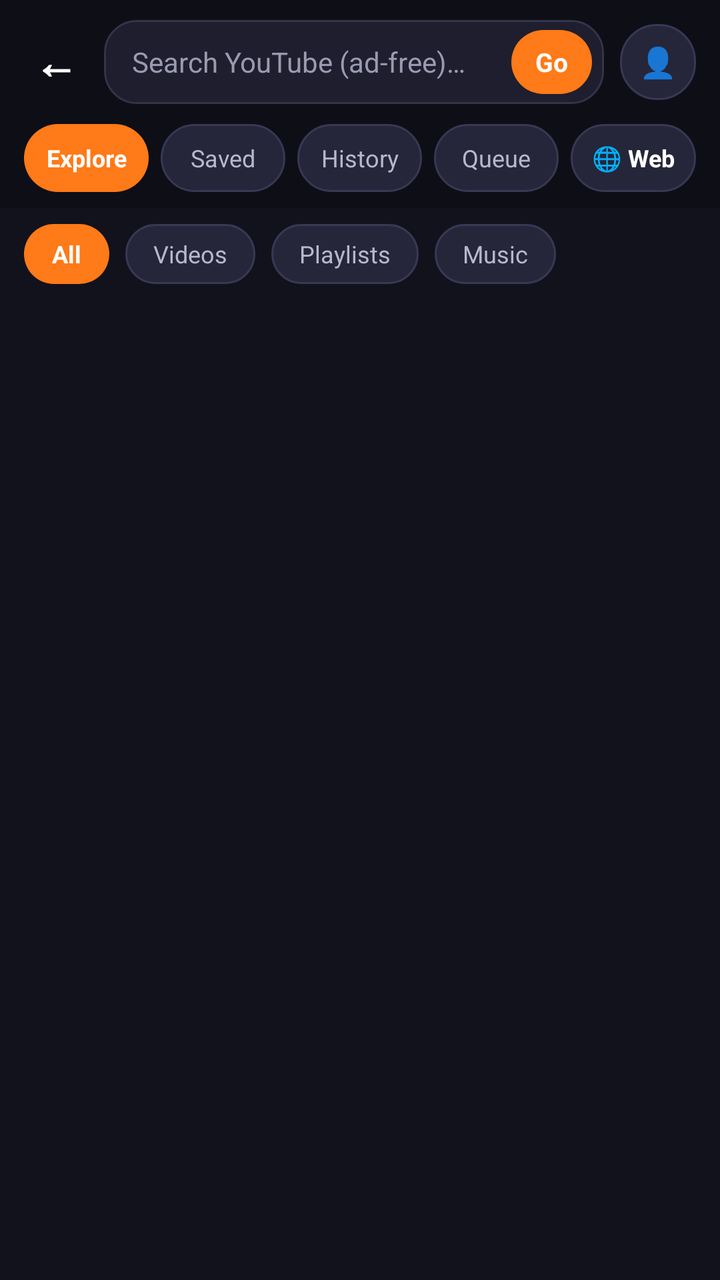
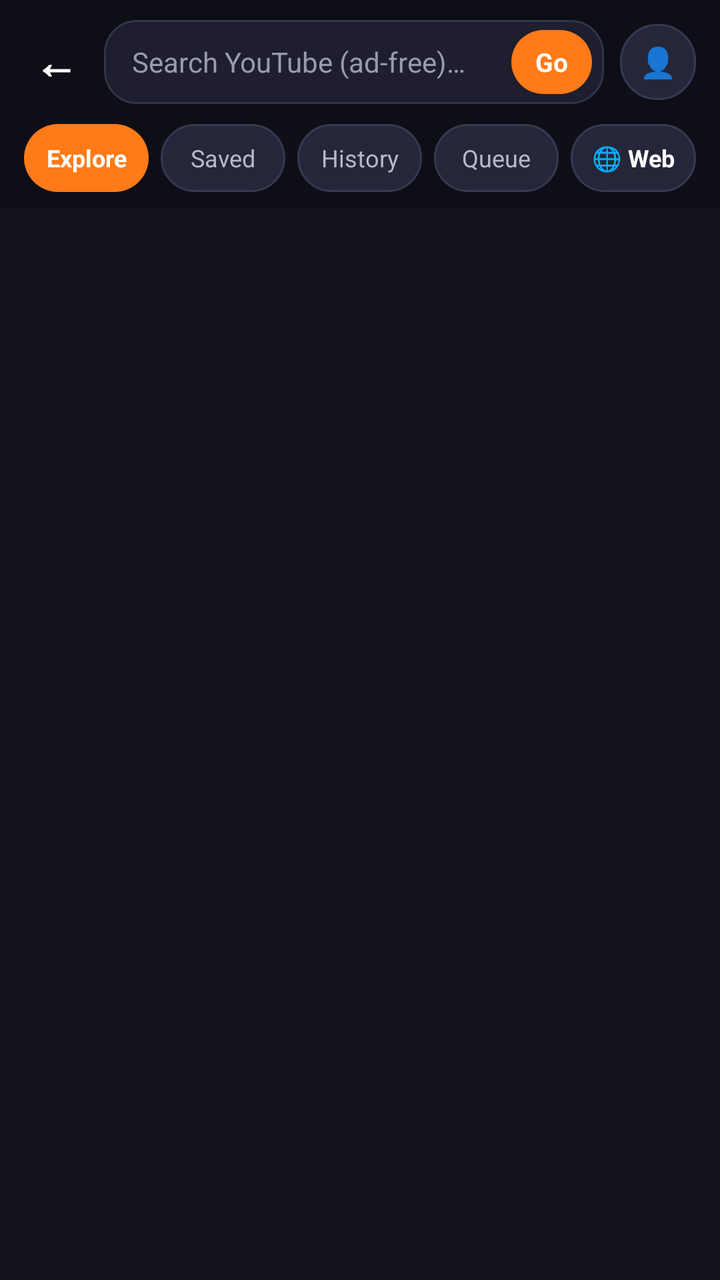

The first picture is an Android layout as it rendered before a commit; the second is the same layout after the commit. The layout source and the unified diff follow.
<!-- AndroidManifest.xml: application theme Theme.GrabAll -->
<!-- res/layout/activity_youtube.xml -->
<?xml version="1.0" encoding="utf-8"?>
<LinearLayout xmlns:android="http://schemas.android.com/apk/res/android"
    android:layout_width="match_parent"
    android:layout_height="match_parent"
    android:background="@color/graball_bg"
    android:orientation="vertical">

    
    <LinearLayout
        android:layout_width="match_parent"
        android:layout_height="wrap_content"
        android:background="@color/graball_nav"
        android:gravity="center_vertical"
        android:orientation="horizontal"
        android:paddingStart="8dp"
        android:paddingTop="10dp"
        android:paddingEnd="12dp"
        android:paddingBottom="10dp">

        <TextView
            android:id="@+id/ytBack"
            android:layout_width="40dp"
            android:layout_height="40dp"
            android:gravity="center"
            android:text="←"
            android:textColor="@color/graball_text"
            android:textSize="22sp"
            android:textStyle="bold" />

        <LinearLayout
            android:layout_width="0dp"
            android:layout_height="42dp"
            android:layout_marginStart="4dp"
            android:layout_weight="1"
            android:background="@drawable/input_bg"
            android:gravity="center_vertical"
            android:orientation="horizontal"
            android:paddingStart="14dp"
            android:paddingEnd="6dp">

            <EditText
                android:id="@+id/ytSearchInput"
                android:layout_width="0dp"
                android:layout_height="match_parent"
                android:layout_weight="1"
                android:background="@null"
                android:hint="Search YouTube (ad-free)…"
                android:imeOptions="actionSearch"
                android:inputType="text"
                android:maxLines="1"
                android:textColor="@color/graball_text"
                android:textColorHint="@color/graball_tab_text"
                android:textSize="14sp" />

            <TextView
                android:id="@+id/ytSearchClear"
                android:layout_width="32dp"
                android:layout_height="32dp"
                android:gravity="center"
                android:text="✕"
                android:textColor="@color/graball_subtext"
                android:textSize="14sp"
                android:visibility="gone" />

            <TextView
                android:id="@+id/ytSearchGo"
                android:layout_width="wrap_content"
                android:layout_height="32dp"
                android:background="@drawable/yt_chip_selected"
                android:gravity="center"
                android:paddingStart="12dp"
                android:paddingEnd="12dp"
                android:text="Go"
                android:textColor="@color/graball_text"
                android:textSize="13sp"
                android:textStyle="bold" />
        </LinearLayout>

        <TextView
            android:id="@+id/ytAccountBtn"
            android:layout_width="38dp"
            android:layout_height="38dp"
            android:layout_marginStart="8dp"
            android:background="@drawable/yt_chip_bg"
            android:gravity="center"
            android:text="👤"
            android:textColor="@color/graball_text"
            android:textSize="15sp"
            android:textStyle="bold" />
    </LinearLayout>

    
    <LinearLayout
        android:id="@+id/ytSuggestionsBox"
        android:layout_width="match_parent"
        android:layout_height="wrap_content"
        android:background="#1B1B2E"
        android:elevation="6dp"
        android:orientation="vertical"
        android:paddingStart="12dp"
        android:paddingEnd="12dp"
        android:paddingBottom="6dp"
        android:visibility="gone" />

    
    <HorizontalScrollView
        android:id="@+id/ytRecentRow"
        android:layout_width="match_parent"
        android:layout_height="wrap_content"
        android:background="@color/graball_nav"
        android:paddingStart="12dp"
        android:paddingEnd="12dp"
        android:paddingBottom="6dp"
        android:scrollbars="none"
        android:visibility="gone">

        <LinearLayout
            android:id="@+id/ytRecentContainer"
            android:layout_width="wrap_content"
            android:layout_height="wrap_content"
            android:orientation="horizontal" />
    </HorizontalScrollView>

    
    <LinearLayout
        android:layout_width="match_parent"
        android:layout_height="wrap_content"
        android:background="@color/graball_nav"
        android:orientation="horizontal"
        android:paddingStart="12dp"
        android:paddingEnd="12dp"
        android:paddingBottom="8dp">

        <TextView
            android:id="@+id/ytTabExplore"
            android:layout_width="0dp"
            android:layout_height="34dp"
            android:layout_marginEnd="6dp"
            android:layout_weight="1"
            android:background="@drawable/yt_chip_selected"
            android:gravity="center"
            android:text="Explore"
            android:textColor="@color/graball_text"
            android:textSize="12sp"
            android:textStyle="bold" />

        <TextView
            android:id="@+id/ytTabBookmarks"
            android:layout_width="0dp"
            android:layout_height="34dp"
            android:layout_marginEnd="6dp"
            android:layout_weight="1"
            android:background="@drawable/yt_chip_bg"
            android:gravity="center"
            android:text="Saved"
            android:textColor="@color/graball_subtext"
            android:textSize="12sp" />

        <TextView
            android:id="@+id/ytTabHistory"
            android:layout_width="0dp"
            android:layout_height="34dp"
            android:layout_marginEnd="6dp"
            android:layout_weight="1"
            android:background="@drawable/yt_chip_bg"
            android:gravity="center"
            android:text="History"
            android:textColor="@color/graball_subtext"
            android:textSize="12sp" />

        <TextView
            android:id="@+id/ytTabQueue"
            android:layout_width="0dp"
            android:layout_height="34dp"
            android:layout_marginEnd="6dp"
            android:layout_weight="1"
            android:background="@drawable/yt_chip_bg"
            android:gravity="center"
            android:text="Queue"
            android:textColor="@color/graball_subtext"
            android:textSize="12sp" />

        <TextView
            android:id="@+id/ytTabWeb"
            android:layout_width="0dp"
            android:layout_height="34dp"
            android:layout_weight="1"
            android:background="@drawable/yt_chip_bg"
            android:gravity="center"
            android:text="🌐 Web"
            android:textColor="@color/graball_text"
            android:textSize="12sp"
            android:textStyle="bold" />
    </LinearLayout>

    
    <HorizontalScrollView
        android:id="@+id/ytFilterRow"
        android:layout_width="match_parent"
        android:layout_height="wrap_content"
        android:scrollbars="none"
        android:paddingStart="12dp"
        android:paddingTop="8dp"
        android:paddingEnd="12dp"
        android:paddingBottom="4dp">

        <LinearLayout
            android:layout_width="wrap_content"
            android:layout_height="wrap_content"
            android:orientation="horizontal">

            <TextView
                android:id="@+id/chipAll"
                android:layout_width="wrap_content"
                android:layout_height="30dp"
                android:layout_marginEnd="8dp"
                android:background="@drawable/yt_chip_selected"
                android:gravity="center"
                android:paddingStart="14dp"
                android:paddingEnd="14dp"
                android:text="All"
                android:textColor="@color/graball_text"
                android:textSize="12sp"
                android:textStyle="bold" />

            <TextView
                android:id="@+id/chipVideos"
                android:layout_width="wrap_content"
                android:layout_height="30dp"
                android:layout_marginEnd="8dp"
                android:background="@drawable/yt_chip_bg"
                android:gravity="center"
                android:paddingStart="14dp"
                android:paddingEnd="14dp"
                android:text="Videos"
                android:textColor="@color/graball_subtext"
                android:textSize="12sp" />

            <TextView
                android:id="@+id/chipPlaylists"
                android:layout_width="wrap_content"
                android:layout_height="30dp"
                android:layout_marginEnd="8dp"
                android:background="@drawable/yt_chip_bg"
                android:gravity="center"
                android:paddingStart="14dp"
                android:paddingEnd="14dp"
                android:text="Playlists"
                android:textColor="@color/graball_subtext"
                android:textSize="12sp" />

            <TextView
                android:id="@+id/chipMusic"
                android:layout_width="wrap_content"
                android:layout_height="30dp"
                android:layout_marginEnd="8dp"
                android:background="@drawable/yt_chip_bg"
                android:gravity="center"
                android:paddingStart="14dp"
                android:paddingEnd="14dp"
                android:text="Music"
                android:textColor="@color/graball_subtext"
                android:textSize="12sp" />

            <TextView
                android:id="@+id/chipSubscriptions"
                android:layout_width="wrap_content"
                android:layout_height="30dp"
                android:layout_marginEnd="8dp"
                android:background="@drawable/yt_chip_bg"
                android:gravity="center"
                android:paddingStart="14dp"
                android:paddingEnd="14dp"
                android:text="Subscriptions"
                android:textColor="@color/graball_subtext"
                android:textSize="12sp"
                android:visibility="gone" />

            <TextView
                android:id="@+id/chipWatchLater"
                android:layout_width="wrap_content"
                android:layout_height="30dp"
                android:background="@drawable/yt_chip_bg"
                android:gravity="center"
                android:paddingStart="14dp"
                android:paddingEnd="14dp"
                android:text="Watch Later"
                android:textColor="@color/graball_subtext"
                android:textSize="12sp"
                android:visibility="gone" />
        </LinearLayout>
    </HorizontalScrollView>

    
    <HorizontalScrollView
        android:id="@+id/ytTopicRow"
        android:layout_width="match_parent"
        android:layout_height="wrap_content"
        android:paddingStart="12dp"
        android:paddingTop="4dp"
        android:paddingEnd="12dp"
        android:paddingBottom="4dp"
        android:scrollbars="none"
        android:visibility="gone">

        <LinearLayout
            android:id="@+id/ytTopicContainer"
            android:layout_width="wrap_content"
            android:layout_height="wrap_content"
            android:orientation="horizontal" />
    </HorizontalScrollView>

    
    <LinearLayout
        android:id="@+id/ytPlaylistBanner"
        android:layout_width="match_parent"
        android:layout_height="wrap_content"
        android:layout_marginStart="12dp"
        android:layout_marginTop="8dp"
        android:layout_marginEnd="12dp"
        android:background="@drawable/card_bg"
        android:orientation="vertical"
        android:padding="12dp"
        android:visibility="gone">

        <TextView
            android:id="@+id/ytPlaylistTitle"
            android:layout_width="match_parent"
            android:layout_height="wrap_content"
            android:ellipsize="end"
            android:maxLines="2"
            android:textColor="@color/graball_text"
            android:textSize="15sp"
            android:textStyle="bold" />

        <TextView
            android:id="@+id/ytPlaylistMeta"
            android:layout_width="match_parent"
            android:layout_height="wrap_content"
            android:layout_marginTop="2dp"
            android:textColor="@color/graball_subtext"
            android:textSize="12sp" />

        <LinearLayout
            android:layout_width="match_parent"
            android:layout_height="wrap_content"
            android:layout_marginTop="10dp"
            android:orientation="horizontal">

            <TextView
                android:id="@+id/ytPlaylistPlayAll"
                android:layout_width="0dp"
                android:layout_height="36dp"
                android:layout_marginEnd="6dp"
                android:layout_weight="1"
                android:background="@drawable/yt_chip_bg"
                android:gravity="center"
                android:text="▶ Play All"
                android:textColor="@color/graball_text"
                android:textSize="12sp"
                android:textStyle="bold" />

            <TextView
                android:id="@+id/ytPlaylistSelect"
                android:layout_width="0dp"
                android:layout_height="36dp"
                android:layout_marginEnd="6dp"
                android:layout_weight="1"
                android:background="@drawable/yt_chip_bg"
                android:gravity="center"
                android:text="☑ Select"
                android:textColor="@color/graball_orange"
                android:textSize="12sp"
                android:textStyle="bold" />

            <TextView
                android:id="@+id/ytPlaylistDownload"
                android:layout_width="0dp"
                android:layout_height="36dp"
                android:layout_marginEnd="6dp"
                android:layout_weight="1"
                android:background="@drawable/yt_chip_selected"
                android:gravity="center"
                android:text="⬇ All"
                android:textColor="@color/graball_text"
                android:textSize="12sp"
                android:textStyle="bold" />

            <TextView
                android:id="@+id/ytPlaylistClose"
                android:layout_width="36dp"
                android:layout_height="36dp"
                android:background="@drawable/yt_chip_bg"
                android:gravity="center"
                android:text="✕"
                android:textColor="@color/graball_subtext"
                android:textSize="14sp" />
        </LinearLayout>
    </LinearLayout>

    
    <TextView
        android:id="@+id/ytRefreshBanner"
        android:layout_width="match_parent"
        android:layout_height="wrap_content"
        android:background="#1E2036"
        android:gravity="center"
        android:paddingTop="5dp"
        android:paddingBottom="5dp"
        android:text="Refreshing recommendations…"
        android:textColor="@color/graball_orange"
        android:textSize="11.5sp"
        android:textStyle="bold"
        android:visibility="gone" />

    
    <FrameLayout
        android:layout_width="match_parent"
        android:layout_height="0dp"
        android:layout_weight="1">

        <androidx.recyclerview.widget.RecyclerView
            android:id="@+id/ytList"
            android:layout_width="match_parent"
            android:layout_height="match_parent"
            android:clipToPadding="false"
            android:paddingStart="12dp"
            android:paddingTop="8dp"
            android:paddingEnd="12dp"
            android:paddingBottom="12dp" />

        <ProgressBar
            android:id="@+id/ytLoading"
            android:layout_width="40dp"
            android:layout_height="40dp"
            android:layout_gravity="center"
            android:indeterminateTint="@color/graball_orange"
            android:visibility="gone" />

        <TextView
            android:id="@+id/ytEmpty"
            android:layout_width="match_parent"
            android:layout_height="wrap_content"
            android:layout_gravity="center"
            android:gravity="center"
            android:padding="24dp"
            android:text="Search YouTube or pick a video to play ad-free"
            android:textColor="@color/graball_subtext"
            android:textSize="14sp"
            android:visibility="gone" />
    </FrameLayout>

    
    <LinearLayout
        android:id="@+id/miniPlayerBar"
        android:layout_width="match_parent"
        android:layout_height="62dp"
        android:background="#1D1D30"
        android:elevation="8dp"
        android:gravity="center_vertical"
        android:orientation="horizontal"
        android:paddingStart="10dp"
        android:paddingEnd="8dp"
        android:visibility="gone">

        <ImageView
            android:id="@+id/miniThumb"
            android:layout_width="64dp"
            android:layout_height="42dp"
            android:background="#000000"
            android:scaleType="centerCrop" />

        <LinearLayout
            android:layout_width="0dp"
            android:layout_height="wrap_content"
            android:layout_marginStart="10dp"
            android:layout_weight="1"
            android:orientation="vertical">

            <TextView
                android:id="@+id/miniTitle"
                android:layout_width="match_parent"
                android:layout_height="wrap_content"
                android:ellipsize="end"
                android:maxLines="1"
                android:textColor="@color/graball_text"
                android:textSize="13sp"
                android:textStyle="bold" />

            <TextView
                android:id="@+id/miniSub"
                android:layout_width="match_parent"
                android:layout_height="wrap_content"
                android:ellipsize="end"
                android:maxLines="1"
                android:textColor="@color/graball_orange"
                android:textSize="11sp" />
        </LinearLayout>

        <TextView
            android:id="@+id/miniPlayPause"
            android:layout_width="40dp"
            android:layout_height="40dp"
            android:gravity="center"
            android:text="⏸"
            android:textColor="@color/graball_text"
            android:textSize="18sp" />

        <TextView
            android:id="@+id/miniNext"
            android:layout_width="36dp"
            android:layout_height="40dp"
            android:gravity="center"
            android:text="⏭"
            android:textColor="@color/graball_text"
            android:textSize="16sp" />

        <TextView
            android:id="@+id/miniClose"
            android:layout_width="34dp"
            android:layout_height="40dp"
            android:gravity="center"
            android:text="✕"
            android:textColor="@color/graball_subtext"
            android:textSize="15sp" />
    </LinearLayout>

</LinearLayout>
<!-- resources referenced by this layout -->
<resources>
  <color name="graball_bg">#12121C</color>
  <color name="graball_nav">#0E0E16</color>
  <color name="graball_orange">#FF7A18</color>
  <color name="graball_subtext">#B8B8CC</color>
  <color name="graball_tab_text">#9A9AB0</color>
  <color name="graball_text">#FFFFFF</color>
  <!-- drawable card_bg (drawable) -->
  <shape xmlns:android="http://schemas.android.com/apk/res/android"
      android:shape="rectangle">
      <solid android:color="@color/graball_card" />
      <corners android:radius="20dp" />
  </shape>
  <!-- drawable input_bg (drawable) -->
  <shape xmlns:android="http://schemas.android.com/apk/res/android"
      android:shape="rectangle">
      <solid android:color="@color/graball_card" />
      <stroke
          android:width="1dp"
          android:color="@color/graball_stroke" />
      <corners android:radius="16dp" />
  </shape>
  <!-- drawable yt_chip_bg (drawable) -->
  <?xml version="1.0" encoding="utf-8"?>
  <shape xmlns:android="http://schemas.android.com/apk/res/android">
      <solid android:color="#26263A" />
      <stroke android:width="1dp" android:color="#383854" />
      <corners android:radius="18dp" />
  </shape>
  <!-- drawable yt_chip_selected (drawable) -->
  <?xml version="1.0" encoding="utf-8"?>
  <shape xmlns:android="http://schemas.android.com/apk/res/android">
      <solid android:color="@color/graball_orange" />
      <corners android:radius="18dp" />
  </shape>
  <style name="Theme.GrabAll" parent="Theme.AppCompat.DayNight.NoActionBar">
          <item name="android:statusBarColor">@color/graball_nav</item>
          <item name="android:navigationBarColor">@color/graball_nav</item>
          <item name="colorAccent">@color/graball_orange</item>
      </style>
  <color name="graball_card">#1E1E2E</color>
  <color name="graball_stroke">#33334A</color>
</resources>

<!-- the commit's change to res/layout/activity_youtube.xml (unified diff, before → after) -->
@@ -3,6 +3,7 @@
     android:layout_width="match_parent"
     android:layout_height="match_parent"
     android:background="@color/graball_bg"
+    android:focusableInTouchMode="true"
     android:orientation="vertical">
 
     
@@ -202,7 +203,8 @@
         android:paddingStart="12dp"
         android:paddingTop="8dp"
         android:paddingEnd="12dp"
-        android:paddingBottom="4dp">
+        android:paddingBottom="4dp"
+        android:visibility="gone">
 
         <LinearLayout
             android:layout_width="wrap_content"
